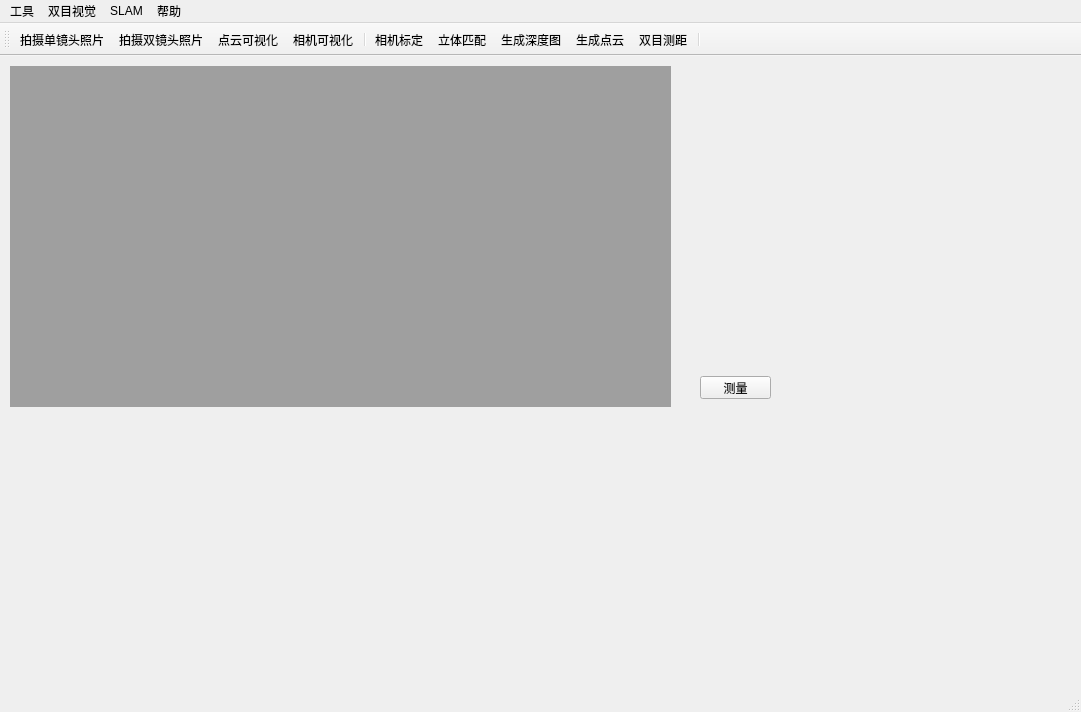
Old version of the form src/Evision/Evision.ui in the repository jiafeng5513/Evision.
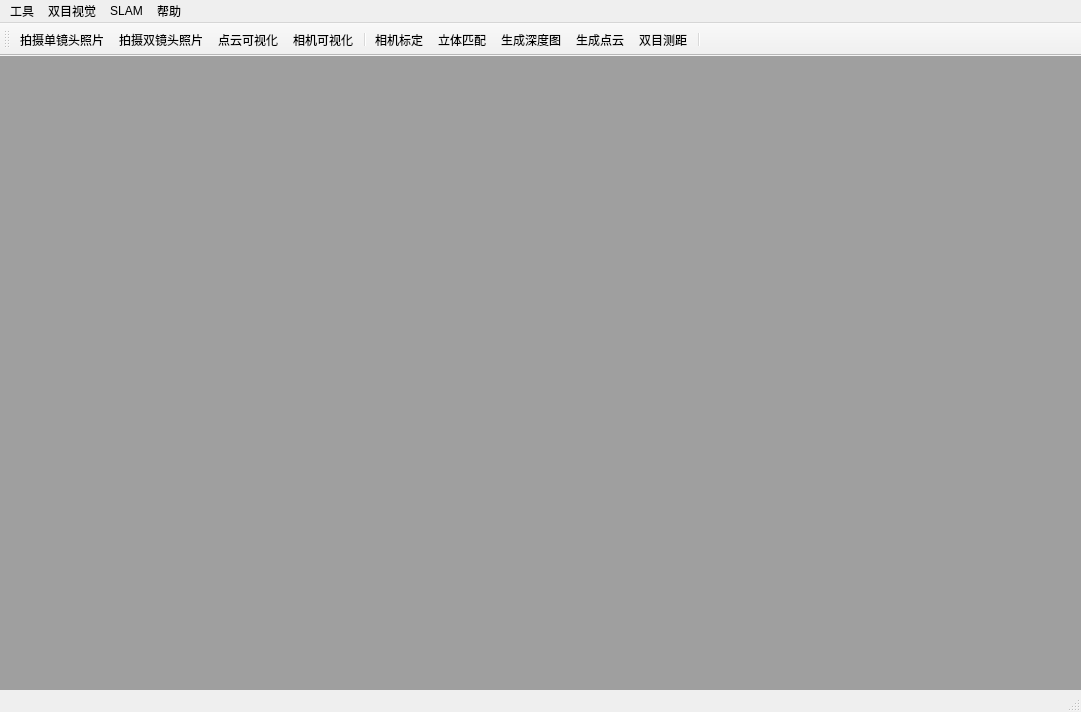
New version of the form. Icons and pictures are not drawn.

Diff of the .ui file:
```diff
--- a/src/Evision/Evision.ui
+++ b/src/Evision/Evision.ui
@@ -36,32 +36,30 @@
     <normaloff>:/Evision/resource/Evision.ico</normaloff>:/Evision/resource/Evision.ico</iconset>
   </property>
   <widget class="QWidget" name="centralWidget">
-   <widget class="QMdiArea" name="mdiArea">
-    <property name="geometry">
-     <rect>
-      <x>10</x>
-      <y>10</y>
-      <width>661</width>
-      <height>341</height>
-     </rect>
+   <layout class="QGridLayout" name="gridLayout">
+    <property name="leftMargin">
+     <number>0</number>
     </property>
-    <property name="acceptDrops">
-     <bool>true</bool>
+    <property name="topMargin">
+     <number>0</number>
     </property>
-   </widget>
-   <widget class="QPushButton" name="pushButton_RangeSinglePoint">
-    <property name="geometry">
-     <rect>
-      <x>700</x>
-      <y>320</y>
-      <width>71</width>
-      <height>23</height>
-     </rect>
+    <property name="rightMargin">
+     <number>0</number>
     </property>
-    <property name="text">
-     <string>测量</string>
+    <property name="bottomMargin">
+     <number>0</number>
     </property>
-   </widget>
+    <property name="spacing">
+     <number>0</number>
+    </property>
+    <item row="0" column="0">
+     <widget class="QMdiArea" name="mdiArea">
+      <property name="acceptDrops">
+       <bool>true</bool>
+      </property>
+     </widget>
+    </item>
+   </layout>
   </widget>
   <widget class="QMenuBar" name="menuBar">
    <property name="geometry">
```
Left out of the diff: 34 changed lines with no effect on the pictures.
